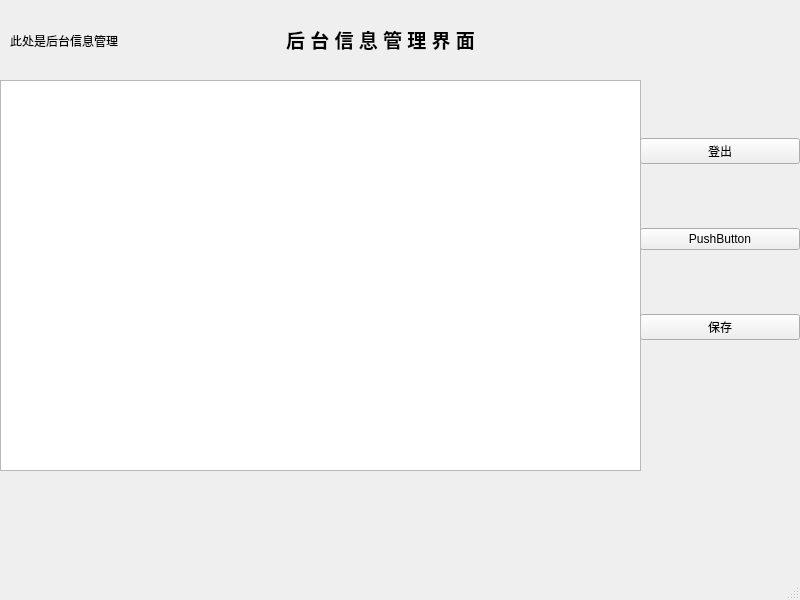
Before: the Qt Designer form CDSignInSystem/backend.ui in ClearDewy/CDSignInSystem, drawn with Qt 5.
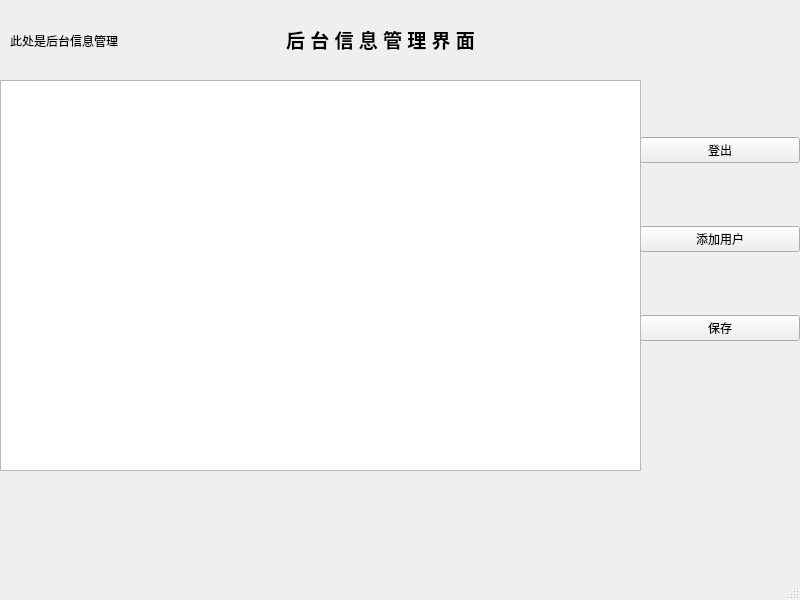
After: the same form once the commit is applied.

Commit message: Add show name when sign in

Diff of the .ui file:
```diff
--- a/CDSignInSystem/backend.ui
+++ b/CDSignInSystem/backend.ui
@@ -47,7 +47,7 @@
      <item>
       <widget class="QPushButton" name="addButton">
        <property name="text">
-        <string>PushButton</string>
+        <string>添加用户</string>
        </property>
       </widget>
      </item>
```
Left out of the diff: 2 changed lines with no effect on the pictures. The commit also changes 1 other file.
